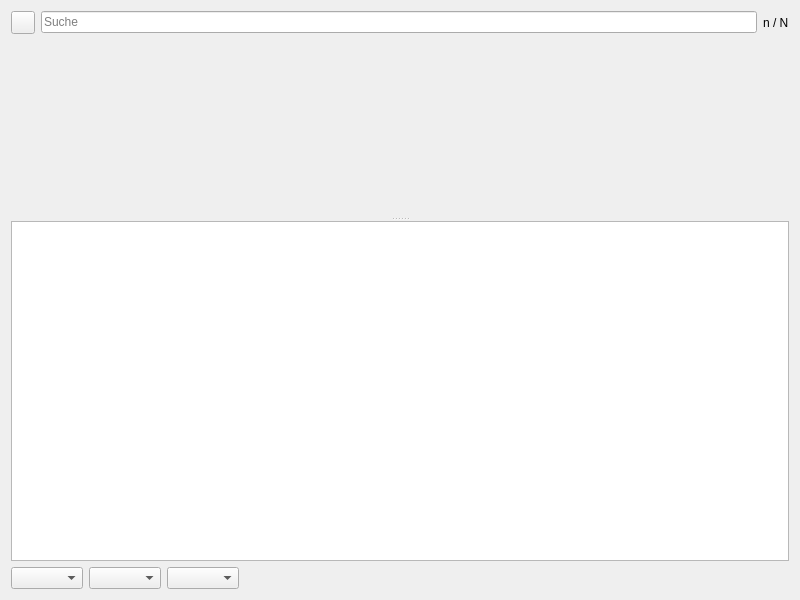
First picture: the form in kleiner-brauhelfer/dialogs/dlgbrauuebersicht.ui, repository kleiner-brauhelfer/kleiner-brauhelfer-2, before the edit.
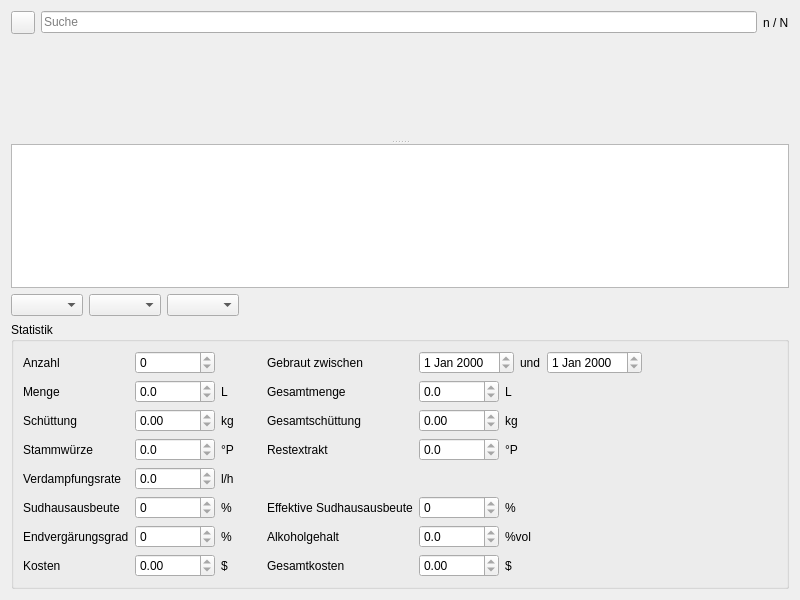
Second picture: the form after the edit. Icons and pictures are not drawn. Custom widgets are drawn as their Qt base class.

Commit message: Statistik in der Brauübersicht

```diff
--- a/kleiner-brauhelfer/dialogs/dlgbrauuebersicht.ui
+++ b/kleiner-brauhelfer/dialogs/dlgbrauuebersicht.ui
@@ -145,6 +145,510 @@
      </item>
     </layout>
    </item>
+   <item>
+    <widget class="QGroupBox" name="groupBox">
+     <property name="title">
+      <string>Statistik</string>
+     </property>
+     <layout class="QGridLayout" name="gridLayout_2">
+      <item row="9" column="0">
+       <widget class="QLabel" name="lblKosten">
+        <property name="text">
+         <string>Kosten</string>
+        </property>
+       </widget>
+      </item>
+      <item row="6" column="3">
+       <widget class="QLabel" name="label_14">
+        <property name="text">
+         <string>Effektive Sudhausausbeute</string>
+        </property>
+       </widget>
+      </item>
+      <item row="9" column="2">
+       <widget class="QLabel" name="lblKostenEinheit">
+        <property name="text">
+         <string>$</string>
+        </property>
+       </widget>
+      </item>
+      <item row="1" column="1">
+       <widget class="DoubleSpinBox" name="tbMenge">
+        <property name="minimumSize">
+         <size>
+          <width>80</width>
+          <height>0</height>
+         </size>
+        </property>
+        <property name="readOnly">
+         <bool>true</bool>
+        </property>
+        <property name="decimals">
+         <number>1</number>
+        </property>
+        <property name="maximum">
+         <double>10000.000000000000000</double>
+        </property>
+       </widget>
+      </item>
+      <item row="2" column="4">
+       <widget class="DoubleSpinBox" name="tbGesamtschuettung">
+        <property name="minimumSize">
+         <size>
+          <width>80</width>
+          <height>0</height>
+         </size>
+        </property>
+        <property name="readOnly">
+         <bool>true</bool>
+        </property>
+       </widget>
+      </item>
+      <item row="4" column="3">
+       <widget class="QLabel" name="label_17">
+        <property name="text">
+         <string>Restextrakt</string>
+        </property>
+       </widget>
+      </item>
+      <item row="8" column="2">
+       <widget class="QLabel" name="label_25">
+        <property name="text">
+         <string>%</string>
+        </property>
+       </widget>
+      </item>
+      <item row="6" column="0">
+       <widget class="QLabel" name="label_13">
+        <property name="text">
+         <string>Sudhausausbeute</string>
+        </property>
+       </widget>
+      </item>
+      <item row="9" column="1">
+       <widget class="DoubleSpinBox" name="tbKosten">
+        <property name="minimumSize">
+         <size>
+          <width>80</width>
+          <height>0</height>
+         </size>
+        </property>
+        <property name="readOnly">
+         <bool>true</bool>
+        </property>
+       </widget>
+      </item>
+      <item row="2" column="3">
+       <widget class="QLabel" name="label_7">
+        <property name="text">
+         <string>Gesamtschüttung</string>
+        </property>
+       </widget>
+      </item>
+      <item row="4" column="1">
+       <widget class="DoubleSpinBox" name="tbStammwuerze">
+        <property name="minimumSize">
+         <size>
+          <width>80</width>
+          <height>0</height>
+         </size>
+        </property>
+        <property name="readOnly">
+         <bool>true</bool>
+        </property>
+        <property name="decimals">
+         <number>1</number>
+        </property>
+       </widget>
+      </item>
+      <item row="8" column="1">
+       <widget class="DoubleSpinBox" name="tbEndvergaerungsgrad">
+        <property name="minimumSize">
+         <size>
+          <width>80</width>
+          <height>0</height>
+         </size>
+        </property>
+        <property name="readOnly">
+         <bool>true</bool>
+        </property>
+        <property name="decimals">
+         <number>0</number>
+        </property>
+       </widget>
+      </item>
+      <item row="2" column="2">
+       <widget class="QLabel" name="label_27">
+        <property name="minimumSize">
+         <size>
+          <width>40</width>
+          <height>0</height>
+         </size>
+        </property>
+        <property name="text">
+         <string>kg</string>
+        </property>
+       </widget>
+      </item>
+      <item row="4" column="2">
+       <widget class="QLabel" name="label_20">
+        <property name="text">
+         <string>°P</string>
+        </property>
+       </widget>
+      </item>
+      <item row="8" column="0">
+       <widget class="QLabel" name="label_18">
+        <property name="text">
+         <string>Endvergärungsgrad</string>
+        </property>
+       </widget>
+      </item>
+      <item row="1" column="6">
+       <spacer name="horizontalSpacer_2">
+        <property name="orientation">
+         <enum>Qt::Horizontal</enum>
+        </property>
+        <property name="sizeHint" stdset="0">
+         <size>
+          <width>40</width>
+          <height>20</height>
+         </size>
+        </property>
+       </spacer>
+      </item>
+      <item row="8" column="5">
+       <widget class="QLabel" name="label_26">
+        <property name="text">
+         <string>%vol</string>
+        </property>
+       </widget>
+      </item>
+      <item row="4" column="0">
+       <widget class="QLabel" name="label_12">
+        <property name="text">
+         <string>Stammwürze</string>
+        </property>
+       </widget>
+      </item>
+      <item row="4" column="5">
+       <widget class="QLabel" name="label_24">
+        <property name="text">
+         <string>°P</string>
+        </property>
+       </widget>
+      </item>
+      <item row="1" column="3">
+       <widget class="QLabel" name="label_4">
+        <property name="text">
+         <string>Gesamtmenge</string>
+        </property>
+       </widget>
+      </item>
+      <item row="4" column="4">
+       <widget class="DoubleSpinBox" name="tbRestextrakt">
+        <property name="minimumSize">
+         <size>
+          <width>80</width>
+          <height>0</height>
+         </size>
+        </property>
+        <property name="readOnly">
+         <bool>true</bool>
+        </property>
+        <property name="decimals">
+         <number>1</number>
+        </property>
+       </widget>
+      </item>
+      <item row="2" column="1">
+       <widget class="DoubleSpinBox" name="tbSchuettung">
+        <property name="minimumSize">
+         <size>
+          <width>80</width>
+          <height>0</height>
+         </size>
+        </property>
+        <property name="readOnly">
+         <bool>true</bool>
+        </property>
+       </widget>
+      </item>
+      <item row="6" column="2">
+       <widget class="QLabel" name="label_21">
+        <property name="text">
+         <string>%</string>
+        </property>
+       </widget>
+      </item>
+      <item row="8" column="3">
+       <widget class="QLabel" name="label_16">
+        <property name="text">
+         <string>Alkoholgehalt</string>
+        </property>
+       </widget>
+      </item>
+      <item row="6" column="1">
+       <widget class="DoubleSpinBox" name="tbSudhausaubeute">
+        <property name="minimumSize">
+         <size>
+          <width>80</width>
+          <height>0</height>
+         </size>
+        </property>
+        <property name="readOnly">
+         <bool>true</bool>
+        </property>
+        <property name="decimals">
+         <number>0</number>
+        </property>
+       </widget>
+      </item>
+      <item row="8" column="4">
+       <widget class="DoubleSpinBox" name="tbAlkoholgehalt">
+        <property name="minimumSize">
+         <size>
+          <width>80</width>
+          <height>0</height>
+         </size>
+        </property>
+        <property name="readOnly">
+         <bool>true</bool>
+        </property>
+        <property name="decimals">
+         <number>1</number>
+        </property>
+       </widget>
+      </item>
+      <item row="2" column="5">
+       <widget class="QLabel" name="label_28">
+        <property name="minimumSize">
+         <size>
+          <width>40</width>
+          <height>0</height>
+         </size>
+        </property>
+        <property name="text">
+         <string>kg</string>
+        </property>
+       </widget>
+      </item>
+      <item row="1" column="4">
+       <widget class="DoubleSpinBox" name="tbGesamtmenge">
+        <property name="minimumSize">
+         <size>
+          <width>80</width>
+          <height>0</height>
+         </size>
+        </property>
+        <property name="readOnly">
+         <bool>true</bool>
+        </property>
+        <property name="decimals">
+         <number>1</number>
+        </property>
+       </widget>
+      </item>
+      <item row="9" column="4">
+       <widget class="DoubleSpinBox" name="tbGesamtkosten">
+        <property name="minimumSize">
+         <size>
+          <width>80</width>
+          <height>0</height>
+         </size>
+        </property>
+        <property name="readOnly">
+         <bool>true</bool>
+        </property>
+       </widget>
+      </item>
+      <item row="2" column="0">
+       <widget class="QLabel" name="label_6">
+        <property name="text">
+         <string>Schüttung</string>
+        </property>
+       </widget>
+      </item>
+      <item row="1" column="0">
+       <widget class="QLabel" name="label_2">
+        <property name="text">
+         <string>Menge</string>
+        </property>
+       </widget>
+      </item>
+      <item row="6" column="4">
+       <widget class="DoubleSpinBox" name="tbEffSudhausausbeute">
+        <property name="minimumSize">
+         <size>
+          <width>80</width>
+          <height>0</height>
+         </size>
+        </property>
+        <property name="readOnly">
+         <bool>true</bool>
+        </property>
+        <property name="decimals">
+         <number>0</number>
+        </property>
+       </widget>
+      </item>
+      <item row="9" column="3">
+       <widget class="QLabel" name="lblGesamtkosten">
+        <property name="text">
+         <string>Gesamtkosten</string>
+        </property>
+       </widget>
+      </item>
+      <item row="9" column="5">
+       <widget class="QLabel" name="lblGesamtkostenEinheit">
+        <property name="text">
+         <string>$</string>
+        </property>
+       </widget>
+      </item>
+      <item row="1" column="2">
+       <widget class="QLabel" name="label_5">
+        <property name="minimumSize">
+         <size>
+          <width>40</width>
+          <height>0</height>
+         </size>
+        </property>
+        <property name="text">
+         <string>L</string>
+        </property>
+       </widget>
+      </item>
+      <item row="6" column="5">
+       <widget class="QLabel" name="label_22">
+        <property name="text">
+         <string>%</string>
+        </property>
+       </widget>
+      </item>
+      <item row="1" column="5">
+       <widget class="QLabel" name="label_9">
+        <property name="minimumSize">
+         <size>
+          <width>40</width>
+          <height>0</height>
+         </size>
+        </property>
+        <property name="text">
+         <string>L</string>
+        </property>
+       </widget>
+      </item>
+      <item row="5" column="0">
+       <widget class="QLabel" name="label_15">
+        <property name="text">
+         <string>Verdampfungsrate</string>
+        </property>
+       </widget>
+      </item>
+      <item row="5" column="1">
+       <widget class="DoubleSpinBox" name="tbVerdampfungsrate">
+        <property name="minimumSize">
+         <size>
+          <width>80</width>
+          <height>0</height>
+         </size>
+        </property>
+        <property name="readOnly">
+         <bool>true</bool>
+        </property>
+        <property name="decimals">
+         <number>1</number>
+        </property>
+       </widget>
+      </item>
+      <item row="5" column="2">
+       <widget class="QLabel" name="label_23">
+        <property name="text">
+         <string>l/h</string>
+        </property>
+       </widget>
+      </item>
+      <item row="0" column="4" colspan="3">
+       <layout class="QHBoxLayout" name="horizontalLayout">
+        <item>
+         <widget class="DateEdit" name="tbDatumVon">
+          <property name="minimumSize">
+           <size>
+            <width>80</width>
+            <height>0</height>
+           </size>
+          </property>
+          <property name="readOnly">
+           <bool>true</bool>
+          </property>
+         </widget>
+        </item>
+        <item>
+         <widget class="QLabel" name="label_11">
+          <property name="text">
+           <string>und</string>
+          </property>
+         </widget>
+        </item>
+        <item>
+         <widget class="DateEdit" name="tbDatumBis">
+          <property name="minimumSize">
+           <size>
+            <width>80</width>
+            <height>0</height>
+           </size>
+          </property>
+          <property name="readOnly">
+           <bool>true</bool>
+          </property>
+         </widget>
+        </item>
+        <item>
+         <spacer name="horizontalSpacer_3">
+          <property name="orientation">
+           <enum>Qt::Horizontal</enum>
+          </property>
+          <property name="sizeHint" stdset="0">
+           <size>
+            <width>40</width>
+            <height>20</height>
+           </size>
+          </property>
+         </spacer>
+        </item>
+       </layout>
+      </item>
+      <item row="0" column="3">
+       <widget class="QLabel" name="label">
+        <property name="text">
+         <string>Gebraut zwischen</string>
+        </property>
+       </widget>
+      </item>
+      <item row="0" column="0">
+       <widget class="QLabel" name="label_3">
+        <property name="text">
+         <string>Anzahl</string>
+        </property>
+       </widget>
+      </item>
+      <item row="0" column="1">
+       <widget class="SpinBox" name="tbAnzahl">
+        <property name="minimumSize">
+         <size>
+          <width>80</width>
+          <height>0</height>
+         </size>
+        </property>
+        <property name="readOnly">
+         <bool>true</bool>
+        </property>
+       </widget>
+      </item>
+     </layout>
+    </widget>
+   </item>
   </layout>
  </widget>
  <customwidgets>
@@ -169,6 +673,21 @@
    <header>charts/chart3.h</header>
    <container>1</container>
   </customwidget>
+  <customwidget>
+   <class>DoubleSpinBox</class>
+   <extends>QDoubleSpinBox</extends>
+   <header>widgets/doublespinbox.h</header>
+  </customwidget>
+  <customwidget>
+   <class>DateEdit</class>
+   <extends>QDateEdit</extends>
+   <header>widgets/dateedit.h</header>
+  </customwidget>
+  <customwidget>
+   <class>SpinBox</class>
+   <extends>QSpinBox</extends>
+   <header>widgets/spinbox.h</header>
+  </customwidget>
  </customwidgets>
  <tabstops>
   <tabstop>table</tabstop>
```
The commit also changes 18 other files.
